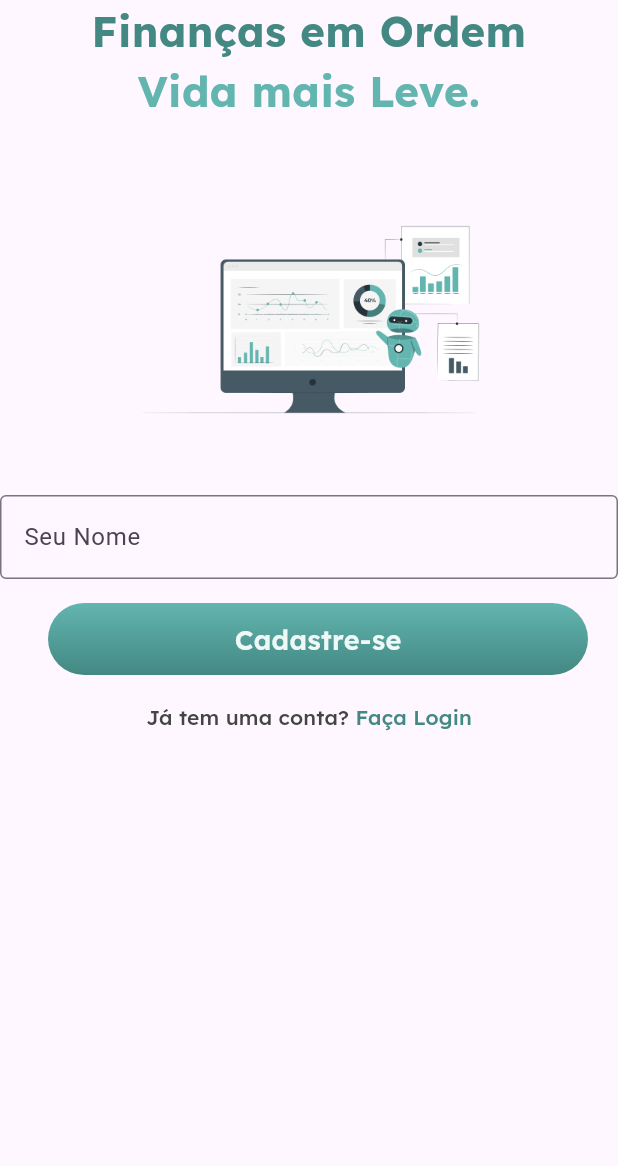
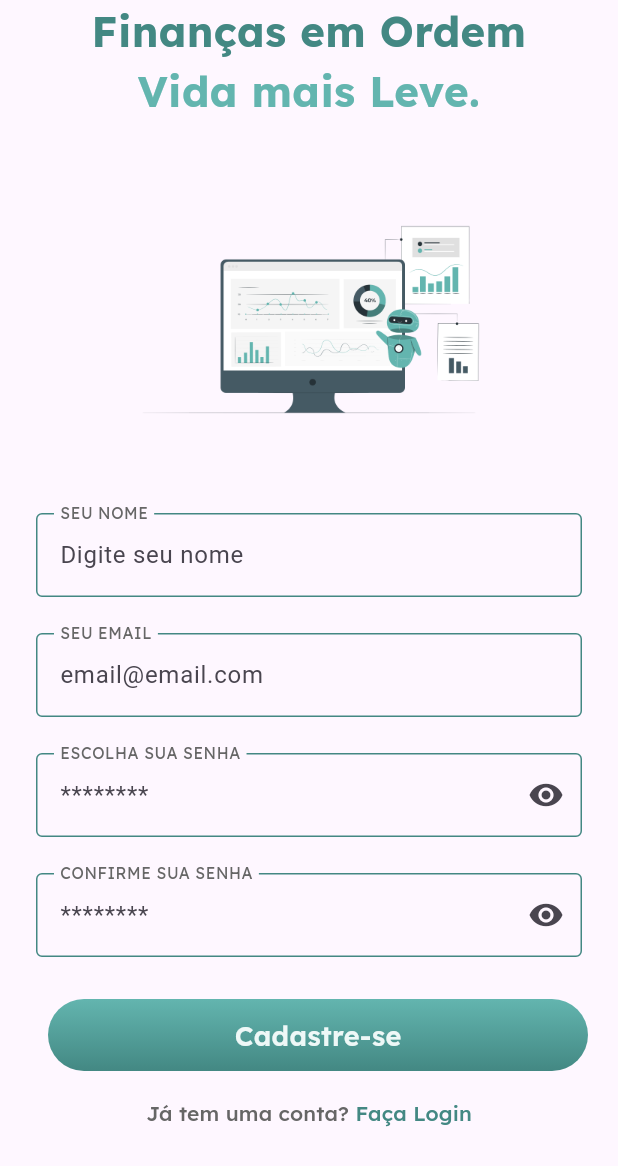
Before and after one commit to augusto-hog/despesas_app, a Flutter app: the screen it shows after launch, on a phone screen of 412 x 824 dp. Shown: the top 1166 px of the screen. Run offline on Flutter 3.47's test engine with Material 3 defaults, Android fonts, the phone set to English and light mode, and no system bars.

Commit message:
feat: Atualiza cores e estilos de texto
Atualiza a cor cinza para cinza escuro e adiciona uma nova cor cinza. Também atualiza o estilo de texto para o rótulo de entrada.

Adiciona campos de texto personalizados para o nome, email e senha na página de cadastro.

Atualiza estilos de texto para tamanho 28 e peso 700.

```diff
--- a/lib/common/constants/app_colors.dart
+++ b/lib/common/constants/app_colors.dart
@@ -15,5 +15,6 @@ class AppColors {
   ];
   static const Color white = Color(0xFFFFFFFF);
   static const Color iceWhite = Color(0xFFEEF8F7);
-  static const Color grey = Color(0xFF444444);
+  static const Color darkGrey = Color(0xFF444444);
+  static const Color grey = Color(0xFF666666);
 }
--- a/lib/common/constants/app_text_styles.dart
+++ b/lib/common/constants/app_text_styles.dart
@@ -28,4 +28,9 @@ class AppTextStyles {
     fontSize: 14.0,
     fontWeight: FontWeight.w500,
   );
+  static const TextStyle inputLabelText = TextStyle(
+    fontFamily: 'Lexend',
+    fontSize: 14.0,
+    fontWeight: FontWeight.w400,
+  );
 }
--- /dev/null
+++ b/lib/common/widgets/custom_text_form_field.dart
@@ -0,0 +1,77 @@
+import 'package:despesas_app/common/constants/app_colors.dart';
+import 'package:despesas_app/common/constants/app_text_styles.dart';
+import 'package:flutter/material.dart';
+
+class CustomTextFormField extends StatefulWidget {
+  final EdgeInsetsGeometry? padding;
+  final String? hintText;
+  final String? labelText;
+  final TextCapitalization? textCapitalization;
+  final TextEditingController? controller;
+  final TextInputType? keyboardType;
+  final int? maxLength;
+  final TextInputAction? textInputAction;
+  final Widget? suffixIcon;
+  final bool? obscureText;
+  const CustomTextFormField({
+    super.key,
+    this.padding,
+    this.hintText,
+    this.labelText,
+    this.textCapitalization,
+    this.controller,
+    this.keyboardType,
+    this.maxLength,
+    this.textInputAction,
+    this.suffixIcon,
+    this.obscureText = false,
+  });
+
+  @override
+  State<CustomTextFormField> createState() => _CustomTextFormFieldState();
+}
+
+class _CustomTextFormFieldState extends State<CustomTextFormField> {
+  final defaultBorder = const OutlineInputBorder(
+    borderSide: BorderSide(
+      color: AppColors.greenlightTwo,
+    ),
+  );
+
+  @override
+  Widget build(BuildContext context) {
+    return Padding(
+      padding: widget.padding ??
+          const EdgeInsets.symmetric(horizontal: 24.0, vertical: 12.0),
+      child: TextFormField(
+        obscureText: widget.obscureText ?? false,
+        keyboardType: widget.keyboardType,
+        controller: widget.controller,
+        textCapitalization:
+            widget.textCapitalization ?? TextCapitalization.none,
+        decoration: InputDecoration(
+          suffixIcon: widget.suffixIcon,
+          hintText: widget.hintText,
+          floatingLabelBehavior: FloatingLabelBehavior.always,
+          labelText: widget.labelText?.toUpperCase(),
+          labelStyle: AppTextStyles.inputLabelText.copyWith(
+            color: AppColors.grey,
+          ),
+          focusedBorder: defaultBorder,
+          errorBorder: defaultBorder.copyWith(
+            borderSide: const BorderSide(
+              color: Colors.red,
+            ),
+          ),
+          focusedErrorBorder: defaultBorder.copyWith(
+            borderSide: const BorderSide(
+              color: Colors.red,
+            ),
+          ),
+          enabledBorder: defaultBorder,
+          disabledBorder: defaultBorder,
+        ),
+      ),
+    );
+  }
+}
--- /dev/null
+++ b/lib/common/widgets/password_form_field.dart
@@ -0,0 +1,55 @@
+import 'dart:developer';
+
+import 'package:despesas_app/common/widgets/custom_text_form_field.dart';
+import 'package:flutter/material.dart';
+
+class PasswordFormField extends StatefulWidget {
+  final EdgeInsetsGeometry? padding;
+  final String? hintText;
+  final String? labelText;
+  final TextCapitalization? textCapitalization;
+  final TextEditingController? controller;
+  final TextInputType? keyboardType;
+  final int? maxLength;
+  final TextInputAction? textInputAction;
+  final Widget? suffixIcon;
+
+  const PasswordFormField(
+      {super.key,
+      this.padding,
+      this.hintText,
+      this.labelText,
+      this.textCapitalization,
+      this.controller,
+      this.keyboardType,
+      this.maxLength,
+      this.textInputAction,
+      this.suffixIcon});
+
+  @override
+  State<PasswordFormField> createState() => _PasswordFormFieldState();
+}
+
+class _PasswordFormFieldState extends State<PasswordFormField> {
+  bool isHidden = true;
+
+  @override
+  Widget build(BuildContext context) {
+    return CustomTextFormField(
+        obscureText: isHidden,
+        controller: widget.controller,
+        padding: widget.padding,
+        hintText: widget.hintText,
+        labelText: widget.labelText,
+        suffixIcon: InkWell(
+          borderRadius: BorderRadius.circular(23),
+          onTap: () {
+            log("Olhinho");
+            setState(() {
+              isHidden = !isHidden;
+            });
+          },
+          child: Icon(isHidden ? Icons.visibility : Icons.visibility_off),
+        ));
+  }
+}
--- a/lib/features/cadastro/sign_up_page.dart
+++ b/lib/features/cadastro/sign_up_page.dart
@@ -2,7 +2,9 @@ import 'dart:developer';
 
 import 'package:despesas_app/common/constants/app_colors.dart';
 import 'package:despesas_app/common/constants/app_text_styles.dart';
+import 'package:despesas_app/common/widgets/custom_text_form_field.dart';
 import 'package:despesas_app/common/widgets/multi_text_button.dart';
+import 'package:despesas_app/common/widgets/password_form_field.dart';
 import 'package:despesas_app/common/widgets/primary_button.dart';
 import 'package:flutter/material.dart';
 
@@ -35,14 +37,24 @@ class SignUpPage extends StatelessWidget {
                   .contain, // Ajuste a forma como a imagem se adapta ao Container
             ),
           ),
-          Form(
+          const Form(
               child: Column(
             children: [
-              TextFormField(
-                decoration: const InputDecoration(
-                  labelText: "Seu Nome",
-                  border: OutlineInputBorder(),
-                ),
+              CustomTextFormField(
+                labelText: "seu nome",
+                hintText: "Digite seu nome",
+              ),
+              CustomTextFormField(
+                labelText: "seu Email",
+                hintText: "email@email.com",
+              ),
+              PasswordFormField(
+                labelText: "escolha sua senha",
+                hintText: "********",
+              ),
+              PasswordFormField(
+                labelText: "Confirme sua senha",
+                hintText: "********",
               ),
             ],
           )),
```
